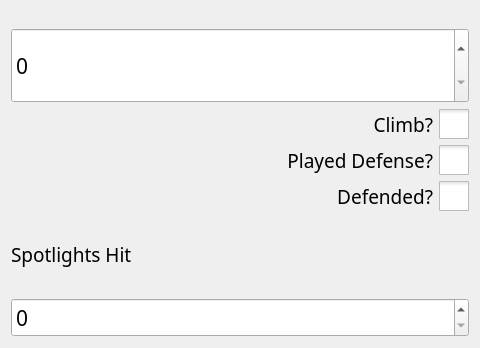
binex-dsk/QFRCScouter, file ui/TeleScouting.ui: the form before one commit; both pictures show x 0 to 480 and y 471 to 819 of the 480 by 819 pixel window.
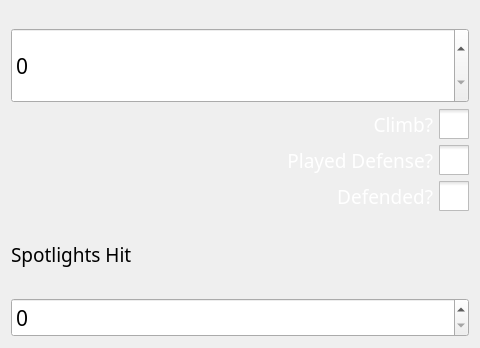
The form after the commit. Custom widgets are drawn as their Qt base class.

Patch:
```diff
--- a/ui/TeleScouting.ui
+++ b/ui/TeleScouting.ui
@@ -132,6 +132,33 @@
    </item>
    <item>
     <widget class="QCheckBox" name="climb">
+     <property name="palette">
+      <palette>
+       <active>
+        <colorrole role="WindowText">
+         <brush brushstyle="SolidPattern">
+          <color alpha="255">
+           <red>255</red>
+           <green>255</green>
+           <blue>255</blue>
+          </color>
+         </brush>
+        </colorrole>
+       </active>
+       <inactive>
+        <colorrole role="WindowText">
+         <brush brushstyle="SolidPattern">
+          <color alpha="255">
+           <red>255</red>
+           <green>255</green>
+           <blue>255</blue>
+          </color>
+         </brush>
+        </colorrole>
+       </inactive>
+       <disabled/>
+      </palette>
+     </property>
      <property name="font">
       <font>
        <family>Sans Serif</family>
@@ -157,6 +184,33 @@
    </item>
    <item>
     <widget class="QCheckBox" name="defense">
+     <property name="palette">
+      <palette>
+       <active>
+        <colorrole role="WindowText">
+         <brush brushstyle="SolidPattern">
+          <color alpha="255">
+           <red>255</red>
+           <green>255</green>
+           <blue>255</blue>
+          </color>
+         </brush>
+        </colorrole>
+       </active>
+       <inactive>
+        <colorrole role="WindowText">
+         <brush brushstyle="SolidPattern">
+          <color alpha="255">
+           <red>255</red>
+           <green>255</green>
+           <blue>255</blue>
+          </color>
+         </brush>
+        </colorrole>
+       </inactive>
+       <disabled/>
+      </palette>
+     </property>
      <property name="font">
       <font>
        <family>Sans Serif</family>
@@ -182,6 +236,33 @@
    </item>
    <item>
     <widget class="QCheckBox" name="defended">
+     <property name="palette">
+      <palette>
+       <active>
+        <colorrole role="WindowText">
+         <brush brushstyle="SolidPattern">
+          <color alpha="255">
+           <red>255</red>
+           <green>255</green>
+           <blue>255</blue>
+          </color>
+         </brush>
+        </colorrole>
+       </active>
+       <inactive>
+        <colorrole role="WindowText">
+         <brush brushstyle="SolidPattern">
+          <color alpha="255">
+           <red>255</red>
+           <green>255</green>
+           <blue>255</blue>
+          </color>
+         </brush>
+        </colorrole>
+       </inactive>
+       <disabled/>
+      </palette>
+     </property>
      <property name="font">
       <font>
        <family>Noto Sans</family>
```
